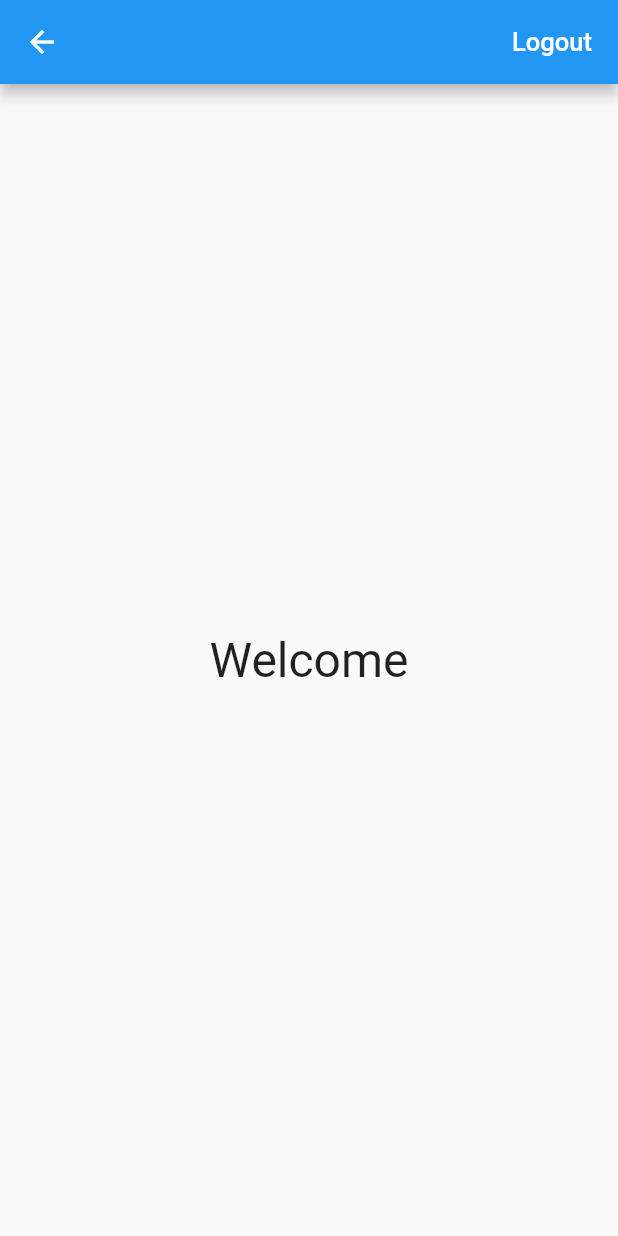
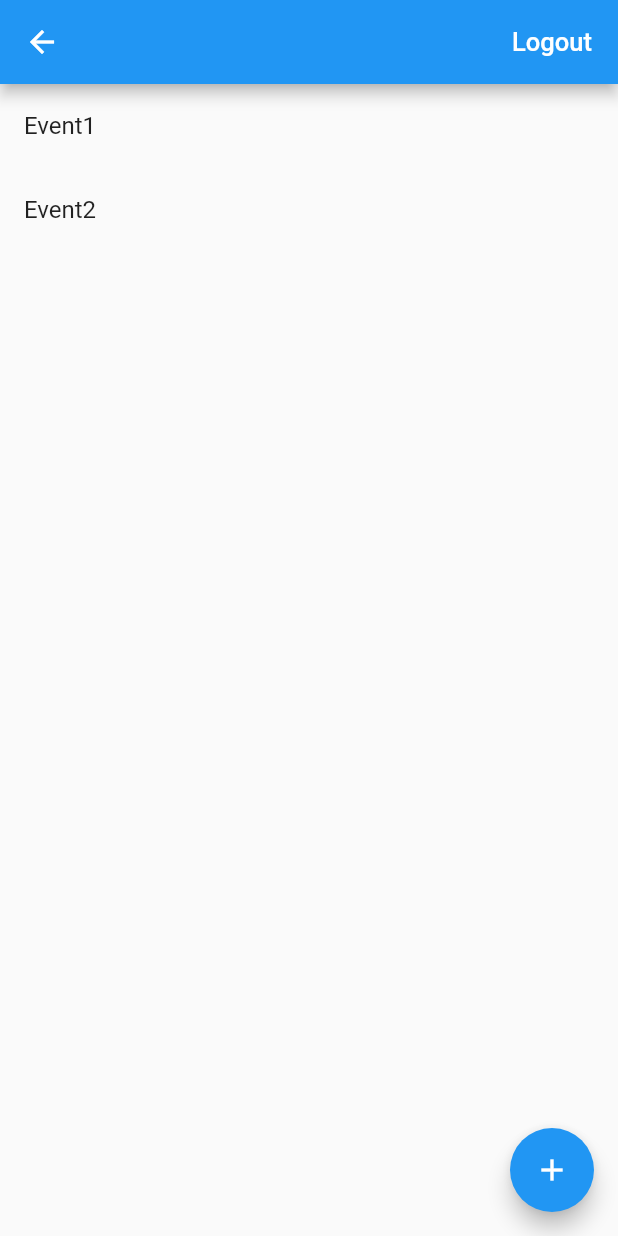
Before and after one commit to roned465/rofl, a Flutter app: the HomePage screen opened directly, on a phone screen of 412 x 824 dp. Run offline on Flutter 3.47's test engine with Material 2 defaults, Android fonts, the phone set to English and light mode, and no system bars; our stand-ins replace firebase_auth; accounts and stored records are empty.

Commit message:
navigation dab

```diff
--- a/lib/home_page.dart
+++ b/lib/home_page.dart
@@ -1,5 +1,6 @@
 import 'package:flutter/material.dart';
 import 'auth.dart';
+import 'add_event.dart';
 
 class HomePage extends StatelessWidget {
   HomePage({this.auth, this.onSignOut});
@@ -28,12 +29,43 @@ class HomePage extends StatelessWidget {
           )
         ],
       ),
-      body: new Center(
-        child: new Text(
-          'Welcome',
-          style: new TextStyle(fontSize: 32.0),
+      body: Column(
+          children: <Widget>[
+        Flexible(
+          child: ListView(
+            scrollDirection: Axis.vertical,
+            shrinkWrap: true,
+            children: <Widget>[
+              ListTile(
+                title: Text('Event1'),
+                onTap: () {
+                  // Update the state of the app.
+                  // ...
+                },
+              ),
+              ListTile(
+                title: Text('Event2'),
+                onTap: () {
+                  // Update the state of the app.
+                  // ...
+                },
+              ),
+            ],
+          ),
         ),
-      )
+    ],
+    ),
+
+        floatingActionButton: FloatingActionButton(
+          onPressed: () {
+            Navigator.push(
+                context,
+                MaterialPageRoute(builder: (context) => AddEvent()));
+
+          },
+            child: Icon(Icons.add),
+            backgroundColor: Colors.blue,
+    )
     );
   }
 }
```
Also changed, not shown: lib/add_event.dart (added, +61 -0 lines).
